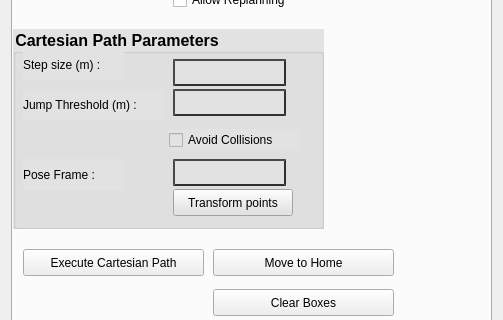
Above: moveit_cartesian_plan_plugin/src/widgets/path_planning_widget.ui from peanut-robotics/fermi before the change; both pictures show x 0 to 503 and y 108 to 428 of the 503 by 644 pixel window. Below: the same form after it.
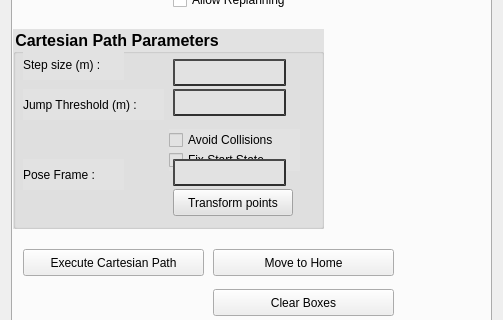
That is the form after the change. The open tabs and pages were chosen to show the change.

```diff
--- a/moveit_cartesian_plan_plugin/src/widgets/path_planning_widget.ui
+++ b/moveit_cartesian_plan_plugin/src/widgets/path_planning_widget.ui
@@ -504,6 +504,19 @@
 										<string>Avoid Collisions</string>
 									</property>
 								</widget>
+								<widget class="QCheckBox" name="chk_FixStartState">
+									<property name="geometry">
+										<rect>
+											<x>156</x>
+											<y>120</y>
+											<width>131</width>
+											<height>22</height>
+										</rect>
+									</property>
+									<property name="text">
+										<string>Fix Start State</string>
+									</property>
+								</widget>
 								<widget class="QLabel" name="label_frame_name">
 									<property name="geometry">
 										<rect>
```
